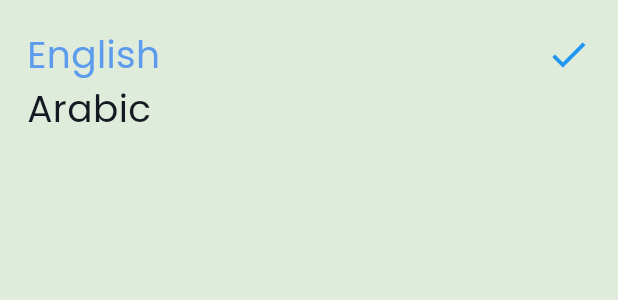
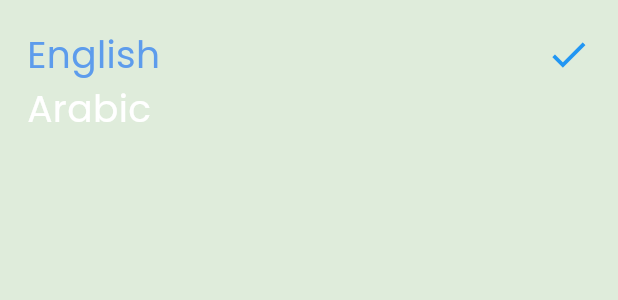
Before and after one commit to SalmaEltawel/to_do_app, a Flutter app: the LanguageBottomSheet widget shown alone on an empty page, opened directly, on a phone screen of 412 x 824 dp. Shown: the top 300 px of the screen. Run offline on Flutter 3.47's test engine with Material 3 defaults, Android fonts, the phone set to English and light mode, and no system bars; our stand-ins replace date_picker_timeline, google_fonts; generated files the repository leaves out were written again.

Commit message:
edit colors of bottomsheets

```diff
--- a/lib/tabs/settings_sheets/language_bottom_sheet.dart
+++ b/lib/tabs/settings_sheets/language_bottom_sheet.dart
@@ -26,7 +26,7 @@ class LanguageBottomSheet extends StatelessWidget {
                     style: GoogleFonts.poppins(
                         color: provider.languageCode == "en"
                             ? MyThemeData.primaryColor
-                            : MyThemeData.blackColor,
+                            : MyThemeData.whiteColor,
                         fontSize: 25,
                         fontWeight: FontWeight.w400)),
                 provider.languageCode == "en"
@@ -49,9 +49,9 @@ class LanguageBottomSheet extends StatelessWidget {
                 Text(AppLocalizations.of(context)!.arabic,
                     style: GoogleFonts.poppins(
                         color: provider.languageCode == "en"
-                            ? MyThemeData.blackColor
+                            ? MyThemeData.whiteColor
                             : MyThemeData.primaryColor,
-                       // provider.myTheme==MyThemeData.lightTheme?
+                        // provider.myTheme==MyThemeData.lightTheme?
                         fontSize: 25,
                         fontWeight: FontWeight.w400)),
                 provider.languageCode == "en"
--- a/lib/tabs/settings_sheets/mode_bottom_sheet.dart
+++ b/lib/tabs/settings_sheets/mode_bottom_sheet.dart
@@ -52,7 +52,7 @@ class ModeBottomSheet extends StatelessWidget {
                 Text(AppLocalizations.of(context)!.dark,
                     style: GoogleFonts.poppins(
                         color: provider.myTheme == ThemeMode.light
-                            ? MyThemeData.blackColor
+                            ? MyThemeData.whiteColor
                             : MyThemeData.primaryColor,
                         fontSize: 25,
                         fontWeight: FontWeight.w400)),
```
